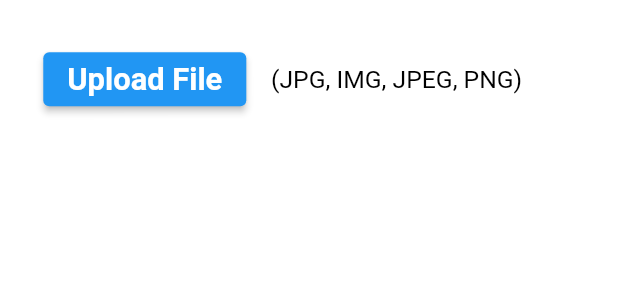
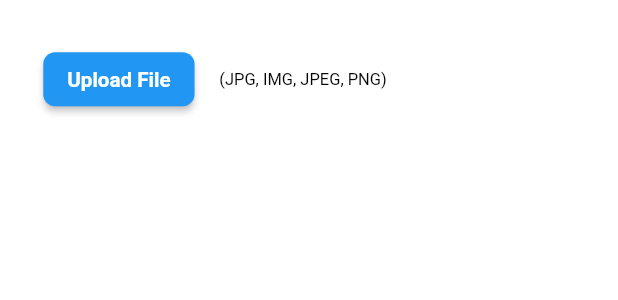
Before and after one commit to rupal-tripund/shipping_app, a Flutter app: what getPhotographOrderDocument() shows on an empty page, opened directly, on a phone screen of 412 x 824 dp. Shown: the top 300 px of the screen. Run offline on Flutter 3.47's test engine with Material 2 defaults, Android fonts, the phone set to English and light mode, and no system bars; our stand-ins replace curved_navigation_bar, email_validator, file_picker, input_quantity, open_file, readmore and 1 more; missing offline and left inert: syncfusion_flutter_pdf.

Commit message:
Changed button size in new order page.

```diff
--- a/lib/screens/order/new_order_screens/add_order_dimension.dart
+++ b/lib/screens/order/new_order_screens/add_order_dimension.dart
@@ -537,6 +537,11 @@ class _getUploadDocumentsState extends State<getUploadDocuments> {
           Row(
             children: <Widget>[
               ElevatedButton(
+                style: ElevatedButton.styleFrom(
+                  shape: RoundedRectangleBorder(
+                    borderRadius: BorderRadius.circular(8),
+                  ),
+                ),
                 onPressed: () async{
                   final result = await FilePicker.platform.pickFiles(
                     allowMultiple: true,
@@ -553,7 +558,7 @@ class _getUploadDocumentsState extends State<getUploadDocuments> {
                 child: Text(
                   "Upload File",
                   style: TextStyle(
-                    fontSize: Style.sizeButtonText,
+                    fontSize: Style.sizeButtonText / 1.5,
                     fontWeight: FontWeight.bold,
                     color: Style.textColorDark,
                   ),
@@ -566,7 +571,7 @@ class _getUploadDocumentsState extends State<getUploadDocuments> {
                 child: Text(
                   "(PDF, DOC)",
                   style: TextStyle(
-                    fontSize: Style.sizeSubTitle,
+                    fontSize: Style.sizeSubTitle / 1.5,
                     fontWeight: FontWeight.w400,
                     color: Style.textColorLight,
                   ),
@@ -652,7 +657,6 @@ class _getPhotographOrderDocumentState extends State<getPhotographOrderDocument>
                       ),
                     ),
                   ),
-
                 ],
               ),
             ],
@@ -695,6 +699,11 @@ class _getPhotographOrderDocumentState extends State<getPhotographOrderDocument>
           Row(
             children: <Widget>[
               ElevatedButton(
+                style: ElevatedButton.styleFrom(
+                  shape: RoundedRectangleBorder(
+                    borderRadius: BorderRadius.circular(8),
+                  ),
+                ),
                 onPressed: () async{
                   final result = await FilePicker.platform.pickFiles(
                     allowMultiple: true,
@@ -711,7 +720,7 @@ class _getPhotographOrderDocumentState extends State<getPhotographOrderDocument>
                 child: Text(
                   "Upload File",
                   style: TextStyle(
-                    fontSize: Style.sizeButtonText,
+                    fontSize: Style.sizeButtonText / 1.5,
                     fontWeight: FontWeight.bold,
                     color: Style.textColorDark,
                   ),
@@ -724,7 +733,7 @@ class _getPhotographOrderDocumentState extends State<getPhotographOrderDocument>
                 child: Text(
                   "(JPG, IMG, JPEG, PNG)",
                   style: TextStyle(
-                    fontSize: Style.sizeSubTitle,
+                    fontSize: Style.sizeSubTitle / 1.5,
                     fontWeight: FontWeight.w400,
                     color: Style.textColorLight,
                   ),
```
